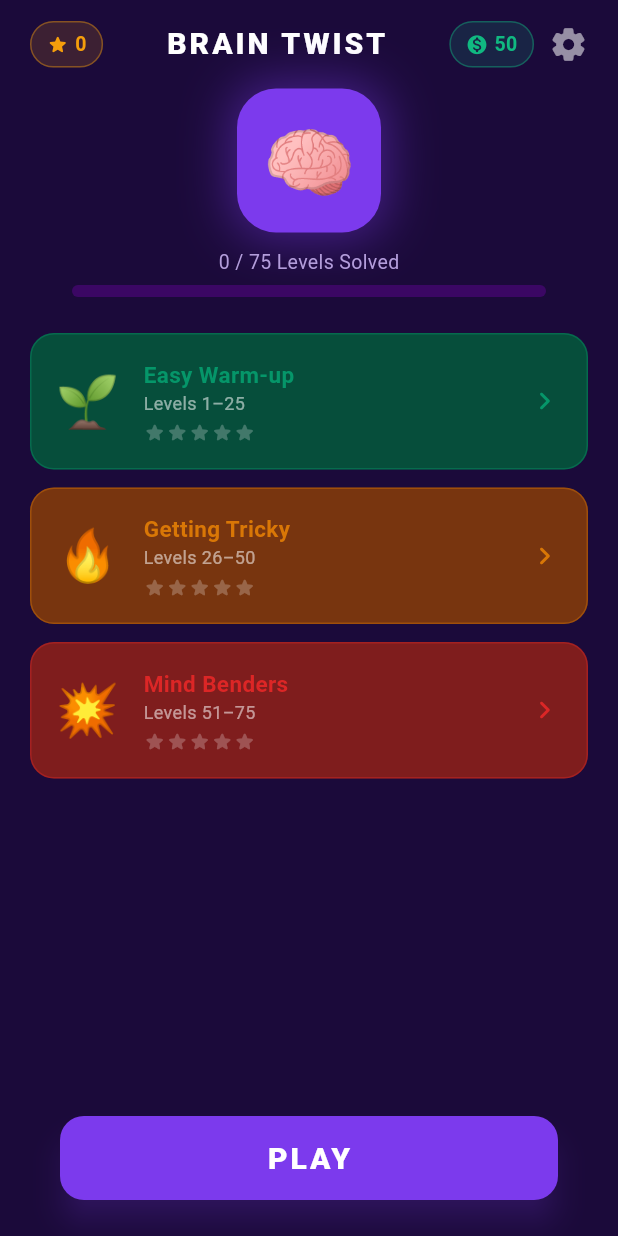
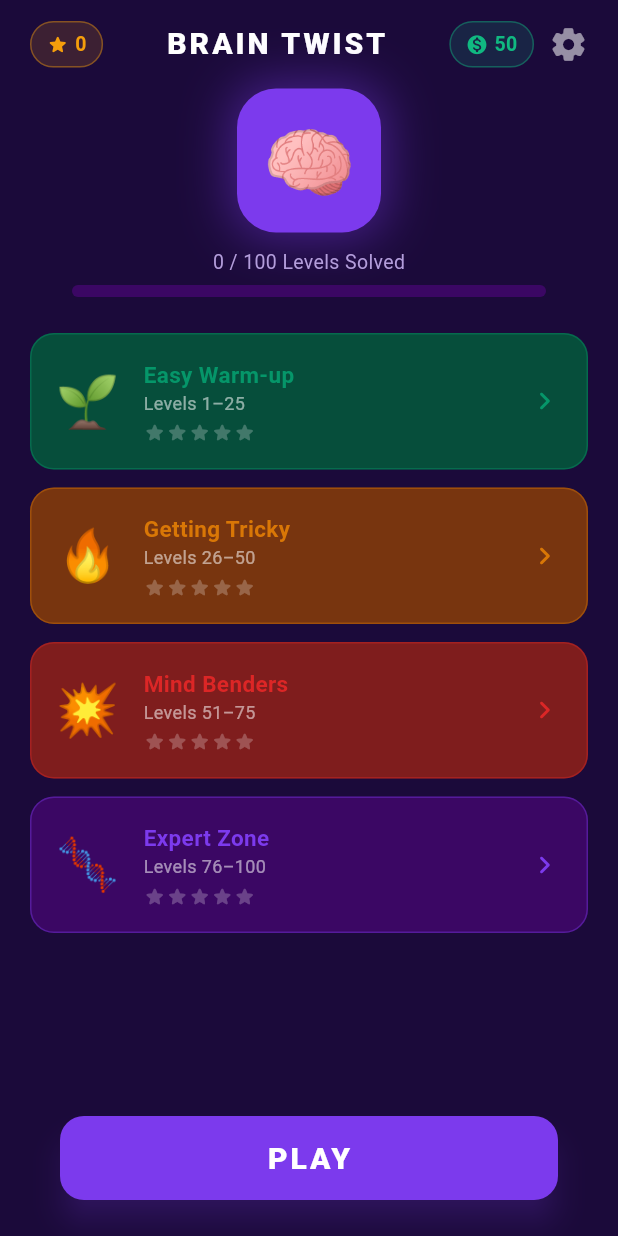
Before and after one commit to balumahendra592/braintwist, a Flutter app: the screen it shows after launch, on a phone screen of 412 x 824 dp. Run offline on Flutter 3.47's test engine with Material 3 defaults, Android fonts, the light colour scheme and no system bars; our stand-ins replace audioplayers, google_mobile_ads, shared_preferences; network calls fail; Roboto replaces fonts that are missing (Nunito).

Commit message:
update levels to 100

```diff
--- a/lib/data/puzzle_repository.dart
+++ b/lib/data/puzzle_repository.dart
@@ -595,6 +595,205 @@ class PuzzleRepository {
       correctTargetId: "eight_hidden",
       hintText: "Look very carefully at the question text itself — the answer may be closer than you think!",
     ),
+
+    // ════════════════════════════════════════
+    // CHAPTER 4 — EXPERT (Levels 76–100)
+    // ════════════════════════════════════════
+
+    Puzzle(
+      id: 76, levelNumber: 76, chapter: 'expert',
+      type: PuzzleType.multiChoice,
+      question: "I am the beginning of everything, the end of everywhere. I'm the beginning of eternity, the end of time and space. What am I?",
+      options: ["Nothing", "The universe", "The letter E", "Time"],
+      correctOptionIndex: 2,
+      hintText: "Look at the first/last letter of: Everything, Everywhere, Eternity, timE, spacE.",
+    ),
+    Puzzle(
+      id: 77, levelNumber: 77, chapter: 'expert',
+      type: PuzzleType.typeAnswer,
+      question: "What 4-letter word reads the same forward, backward, and upside down?",
+      correctAnswer: "noon",
+      hintText: "It also means 12 o'clock in the middle of the day.",
+    ),
+    Puzzle(
+      id: 78, levelNumber: 78, chapter: 'expert',
+      type: PuzzleType.multiChoice,
+      question: "A man looks at a photo and says 'Brothers and sisters I have none, but that man's father is my father's son.' Who is in the photo?",
+      options: ["Himself", "His brother", "His father", "His son"],
+      correctOptionIndex: 3,
+      hintText: "My father's son = me. That man's father = me. So the person in the photo is my ___.",
+    ),
+    Puzzle(
+      id: 79, levelNumber: 79, chapter: 'expert',
+      type: PuzzleType.tapTarget,
+      question: "Tap the word with a silent letter.",
+      options: ["KNIFE", "CAT", "DOG", "RUN"],
+      correctTargetId: "KNIFE",
+      hintText: "The first letter of this word is never pronounced.",
+    ),
+    Puzzle(
+      id: 80, levelNumber: 80, chapter: 'expert',
+      type: PuzzleType.multiChoice,
+      question: "A doctor says 'I have a brother.' That brother says 'I have no brothers.' How is this possible?",
+      options: ["One of them is lying", "The doctor is adopted", "The doctor is a woman", "They're half-brothers"],
+      correctOptionIndex: 2,
+      hintText: "We assumed 'doctor' means male — but does it have to?",
+    ),
+    Puzzle(
+      id: 81, levelNumber: 81, chapter: 'expert',
+      type: PuzzleType.multiChoice,
+      question: "A bat and ball cost 110 together. The bat costs 100 more than the ball. How much does the ball cost?",
+      options: ["10", "5", "15", "20"],
+      correctOptionIndex: 1,
+      hintText: "If ball = X, then bat = X + 100. X + X + 100 = 110, so 2X = 10, X = ?",
+    ),
+    Puzzle(
+      id: 82, levelNumber: 82, chapter: 'expert',
+      type: PuzzleType.dragDrop,
+      question: "Drag the name for the fear of palindromes — which is itself a palindrome!",
+      dragItemLabel: "Aibohphobia",
+      dropZoneLabel: "Drop the phobia here",
+      hintText: "Read 'Aibohphobia' backwards — it spells exactly the same!",
+    ),
+    Puzzle(
+      id: 83, levelNumber: 83, chapter: 'expert',
+      type: PuzzleType.multiChoice,
+      question: "You see a boat full of people, yet there is not a single person on board. How?",
+      options: ["They're below deck", "The boat is unmanned", "All passengers are married", "It's an illusion"],
+      correctOptionIndex: 2,
+      hintText: "Not a SINGLE person — because they're all married!",
+    ),
+    Puzzle(
+      id: 84, levelNumber: 84, chapter: 'expert',
+      type: PuzzleType.typeAnswer,
+      question: "Add one letter to the front of the word LAUGHTER and it becomes something sinister. What is that letter?",
+      correctAnswer: "s",
+      hintText: "S + LAUGHTER = a violent word meaning to kill.",
+    ),
+    Puzzle(
+      id: 85, levelNumber: 85, chapter: 'expert',
+      type: PuzzleType.multiChoice,
+      question: "Which is heavier: a million dollars in pennies, or a million dollars in \$100 bills?",
+      options: ["The pennies", "The \$100 bills", "They weigh the same", "Impossible to say"],
+      correctOptionIndex: 0,
+      hintText: "100 million metal coins vs. 10,000 paper notes — which weighs more?",
+    ),
+    Puzzle(
+      id: 86, levelNumber: 86, chapter: 'expert',
+      type: PuzzleType.tapTarget,
+      question: "Tap the only even prime number.",
+      options: ["3", "2", "5", "7"],
+      correctTargetId: "2",
+      hintText: "Every other even number is divisible by this — but this one only divides itself!",
+    ),
+    Puzzle(
+      id: 87, levelNumber: 87, chapter: 'expert',
+      type: PuzzleType.multiChoice,
+      question: "What three non-zero numbers give the SAME result whether added or multiplied?",
+      options: ["1, 2, 3", "2, 3, 4", "1, 3, 5", "2, 4, 6"],
+      correctOptionIndex: 0,
+      hintText: "1 + 2 + 3 = 6. Does 1 × 2 × 3 also equal 6?",
+    ),
+    Puzzle(
+      id: 88, levelNumber: 88, chapter: 'expert',
+      type: PuzzleType.typeAnswer,
+      question: "I have no voice yet I speak to you. I have leaves but I'm not a tree. I have pages but I'm not a diary. What am I?",
+      correctAnswer: "book",
+      hintText: "You can read me. Libraries are full of me.",
+    ),
+    Puzzle(
+      id: 89, levelNumber: 89, chapter: 'expert',
+      type: PuzzleType.multiChoice,
+      question: "What do you put inside a toaster?",
+      options: ["Toast", "Bread", "Butter", "Bagel"],
+      correctOptionIndex: 1,
+      hintText: "A toaster MAKES toast — so what goes IN it?",
+    ),
+    Puzzle(
+      id: 90, levelNumber: 90, chapter: 'expert',
+      type: PuzzleType.tapTarget,
+      question: "Tap the word that is BOTH a fruit and a color.",
+      options: ["Apple", "Orange", "Grape", "Lemon"],
+      correctTargetId: "Orange",
+      hintText: "This fruit's name IS its own color.",
+    ),
+    Puzzle(
+      id: 91, levelNumber: 91, chapter: 'expert',
+      type: PuzzleType.dragDrop,
+      question: "Drag the answer: What do computers snack on to remember you between visits?",
+      dragItemLabel: "Cookies",
+      dropZoneLabel: "Drop the snack here",
+      hintText: "Websites pop up asking permission for them. Your browser stores them!",
+    ),
+    Puzzle(
+      id: 92, levelNumber: 92, chapter: 'expert',
+      type: PuzzleType.multiChoice,
+      question: "A man pushes his car to a hotel and immediately loses all his money. What is he doing?",
+      options: ["His car broke down", "Playing Monopoly", "He lost a bet", "Paying for parking"],
+      correctOptionIndex: 1,
+      hintText: "It's a famous board game. Landing on someone's hotel means paying rent!",
+    ),
+    Puzzle(
+      id: 93, levelNumber: 93, chapter: 'expert',
+      type: PuzzleType.typeAnswer,
+      question: "I can be cracked, I can be made, I can be told, and I can be played. What am I?",
+      correctAnswer: "joke",
+      hintText: "You crack them up! Ha!",
+    ),
+    Puzzle(
+      id: 94, levelNumber: 94, chapter: 'expert',
+      type: PuzzleType.multiChoice,
+      question: "Which number has exactly the same count of letters as its own value?",
+      options: ["One (3 letters)", "Two (3 letters)", "Three (5 letters)", "Four (4 letters)"],
+      correctOptionIndex: 3,
+      hintText: "Count the letters in F-O-U-R...",
+    ),
+    Puzzle(
+      id: 95, levelNumber: 95, chapter: 'expert',
+      type: PuzzleType.multiChoice,
+      question: "You are driving a bus. Stop 1: 4 get on. Stop 2: 3 on, 2 off. Stop 3: 5 on, 1 off. What color are the bus driver's eyes?",
+      options: ["Blue", "Brown", "Unknown — not enough info", "The same color as yours"],
+      correctOptionIndex: 3,
+      hintText: "Reread the very first sentence. YOU are the one driving!",
+    ),
+    Puzzle(
+      id: 96, levelNumber: 96, chapter: 'expert',
+      type: PuzzleType.tapTarget,
+      question: "Tap the correctly spelled word.",
+      options: ["Neice", "Recieve", "Believe", "Wierd"],
+      correctTargetId: "Believe",
+      hintText: "I before E, except after C — but watch out for exceptions!",
+    ),
+    Puzzle(
+      id: 97, levelNumber: 97, chapter: 'expert',
+      type: PuzzleType.multiChoice,
+      question: "Rearrange the letters C-I-F-A-I-P-C. You get the name of a...",
+      options: ["Country", "Ocean", "City", "Mountain range"],
+      correctOptionIndex: 1,
+      hintText: "The world's largest ocean, covering over 30% of Earth's surface.",
+    ),
+    Puzzle(
+      id: 98, levelNumber: 98, chapter: 'expert',
+      type: PuzzleType.typeAnswer,
+      question: "How many times can you subtract 5 from 25?",
+      correctAnswer: "once",
+      hintText: "After the first subtraction the number changes to 20 — not 25 anymore!",
+    ),
+    Puzzle(
+      id: 99, levelNumber: 99, chapter: 'expert',
+      type: PuzzleType.dragDrop,
+      question: "Drag the punchline: What do you call it when it rains money?",
+      dragItemLabel: "A change in the weather",
+      dropZoneLabel: "Drop the punchline here",
+      hintText: "Rain + money = loose 'change' falling from the sky!",
+    ),
+    Puzzle(
+      id: 100, levelNumber: 100, chapter: 'expert',
+      type: PuzzleType.visualTrick,
+      question: "You've reached the FINAL LEVEL! Tap the number that represents this level to claim your victory.",
+      correctTargetId: "level_100",
+      hintText: "Look at the level number shown at the top of the screen — that IS the answer!",
+    ),
   ];
 
   static Puzzle getByLevel(int levelIndex) => puzzles[levelIndex];
--- a/lib/screens/home_screen.dart
+++ b/lib/screens/home_screen.dart
@@ -59,9 +59,11 @@ class _HomeScreenState extends State<HomeScreen> {
     int easyStars   = 0;
     int mediumStars = 0;
     int hardStars   = 0;
-    for (int i = 0;  i < 25; i++) { easyStars   += GameStorage.getLevelStars(i); }
-    for (int i = 25; i < 50; i++) { mediumStars += GameStorage.getLevelStars(i); }
-    for (int i = 50; i < 75; i++) { hardStars   += GameStorage.getLevelStars(i); }
+    int expertStars = 0;
+    for (int i = 0;  i < 25;  i++) { easyStars   += GameStorage.getLevelStars(i); }
+    for (int i = 25; i < 50;  i++) { mediumStars += GameStorage.getLevelStars(i); }
+    for (int i = 50; i < 75;  i++) { hardStars   += GameStorage.getLevelStars(i); }
+    for (int i = 75; i < 100; i++) { expertStars += GameStorage.getLevelStars(i); }
 
     return Scaffold(
       backgroundColor: const Color(0xFF1B0A3A),
@@ -146,7 +148,7 @@ class _HomeScreenState extends State<HomeScreen> {
 
             // ── Chapter cards ─────────────────────────
             Expanded(
-              child: Padding(
+              child: SingleChildScrollView(
                 padding: const EdgeInsets.symmetric(horizontal: 20),
                 child: Column(
                   children: [
@@ -185,6 +187,19 @@ class _HomeScreenState extends State<HomeScreen> {
                       bg: const Color(0xFF7F1D1D),
                       startLevel: 50,
                     ),
+                    const SizedBox(height: 12),
+                    _chapterCard(
+                      context,
+                      emoji: '🧬',
+                      title: 'Expert Zone',
+                      sub: 'Levels 76–100',
+                      stars: expertStars,
+                      maxStars: 75,
+                      color: const Color(0xFF7C3AED),
+                      bg: const Color(0xFF3B0764),
+                      startLevel: 75,
+                    ),
+                    const SizedBox(height: 12),
                   ],
                 ),
               ),
--- a/lib/screens/level_select_screen.dart
+++ b/lib/screens/level_select_screen.dart
@@ -13,9 +13,10 @@ class LevelSelectScreen extends StatefulWidget {
 
 class _LevelSelectScreenState extends State<LevelSelectScreen> {
   static const _chapters = [
-    {'title': '🌱 Easy Warm-up',   'range': '1–25',  'color': Color(0xFF059669), 'start': 0,  'end': 25},
-    {'title': '🔥 Getting Tricky', 'range': '26–50', 'color': Color(0xFFD97706), 'start': 25, 'end': 50},
-    {'title': '💥 Mind Benders',   'range': '51–75', 'color': Color(0xFFDC2626), 'start': 50, 'end': 75},
+    {'title': '🌱 Easy Warm-up',   'range': '1–25',   'color': Color(0xFF059669), 'start': 0,  'end': 25},
+    {'title': '🔥 Getting Tricky', 'range': '26–50',  'color': Color(0xFFD97706), 'start': 25, 'end': 50},
+    {'title': '💥 Mind Benders',   'range': '51–75',  'color': Color(0xFFDC2626), 'start': 50, 'end': 75},
+    {'title': '🧬 Expert Zone',    'range': '76–100', 'color': Color(0xFF7C3AED), 'start': 75, 'end': 100},
   ];
 
   @override
```
Also changed, not shown: .marscode/deviceInfo.json (added), 7 other files.
